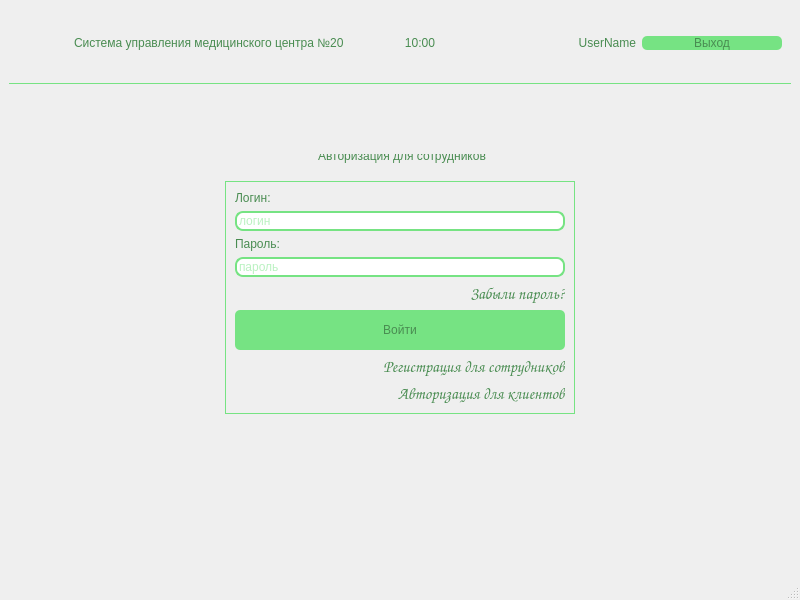
Qt form mainwindow.ui (AlexeyAleksandrov/CovidCenterDesktop) before a commit.
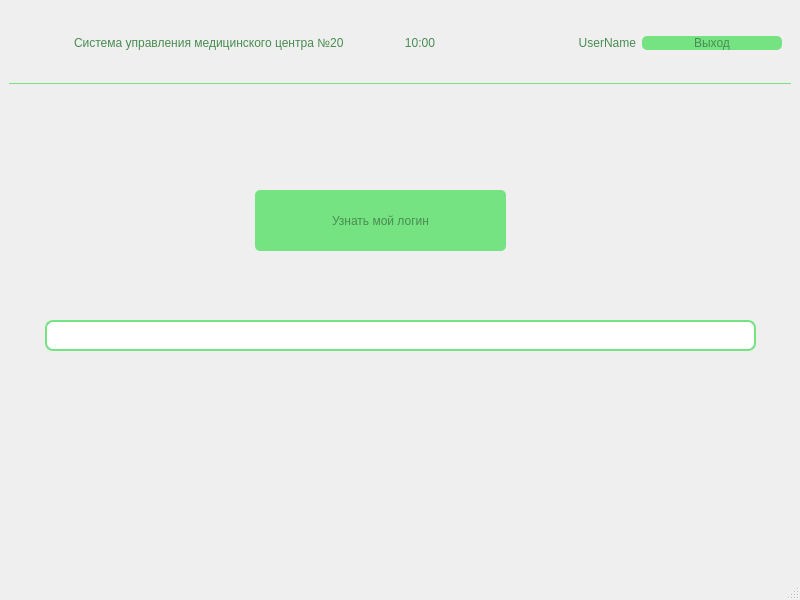
The same form after that commit. The open tabs and pages were chosen to show the change. Icons and pictures are not drawn.

```diff
--- a/mainwindow.ui
+++ b/mainwindow.ui
@@ -940,7 +940,7 @@
                   <enum>Qt::StrongFocus</enum>
                  </property>
                  <property name="text">
-                  <string/>
+                  <string>nmably1</string>
                  </property>
                  <property name="placeholderText">
                   <string>логин</string>
@@ -951,9 +951,7 @@
                 <widget class="QPushButton" name="pushButton_member_auth_move_to_registration_for_members">
                  <property name="font">
                   <font>
-                   <family>Comic Sans MS</family>
                    <pointsize>12</pointsize>
-                   <weight>50</weight>
                    <italic>false</italic>
                    <bold>false</bold>
                   </font>
@@ -985,9 +983,7 @@
                 <widget class="QPushButton" name="pushButton_member_auth_forgot_password">
                  <property name="font">
                   <font>
-                   <family>Comic Sans MS</family>
                    <pointsize>12</pointsize>
-                   <weight>50</weight>
                    <italic>false</italic>
                    <bold>false</bold>
                   </font>
@@ -1048,7 +1044,7 @@
                   <enum>Qt::StrongFocus</enum>
                  </property>
                  <property name="text">
-                  <string/>
+                  <string>ukM0e6</string>
                  </property>
                  <property name="echoMode">
                   <enum>QLineEdit::Password</enum>
@@ -1062,9 +1058,7 @@
                 <widget class="QPushButton" name="pushButton_member_auth_move_to_auth_for_clients">
                  <property name="font">
                   <font>
-                   <family>Comic Sans MS</family>
                    <pointsize>12</pointsize>
-                   <weight>50</weight>
                    <italic>false</italic>
                    <bold>false</bold>
                   </font>
@@ -1338,7 +1332,31 @@
         </item>
        </layout>
       </widget>
-      <widget class="QWidget" name="page_2"/>
+      <widget class="QWidget" name="page_member">
+       <widget class="QPushButton" name="pushButton_checkLogin">
+        <property name="geometry">
+         <rect>
+          <x>220</x>
+          <y>100</y>
+          <width>251</width>
+          <height>61</height>
+         </rect>
+        </property>
+        <property name="text">
+         <string>Узнать мой логин</string>
+        </property>
+       </widget>
+       <widget class="QLineEdit" name="lineEdit_jwtToken">
+        <property name="geometry">
+         <rect>
+          <x>10</x>
+          <y>230</y>
+          <width>711</width>
+          <height>31</height>
+         </rect>
+        </property>
+       </widget>
+      </widget>
      </widget>
     </item>
    </layout>
```
Left out of the diff: 17 changed lines with no effect on the pictures.
